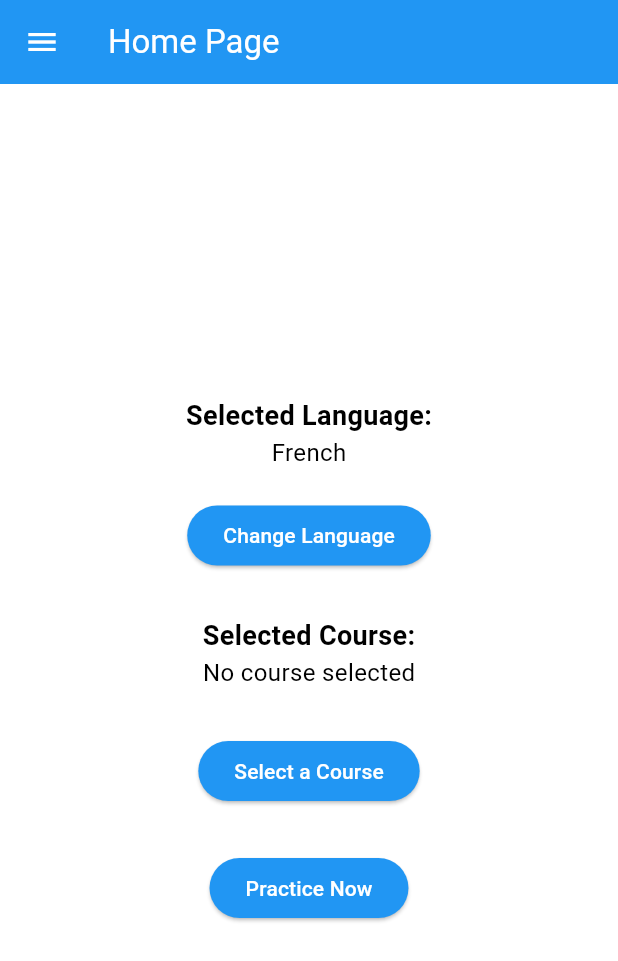
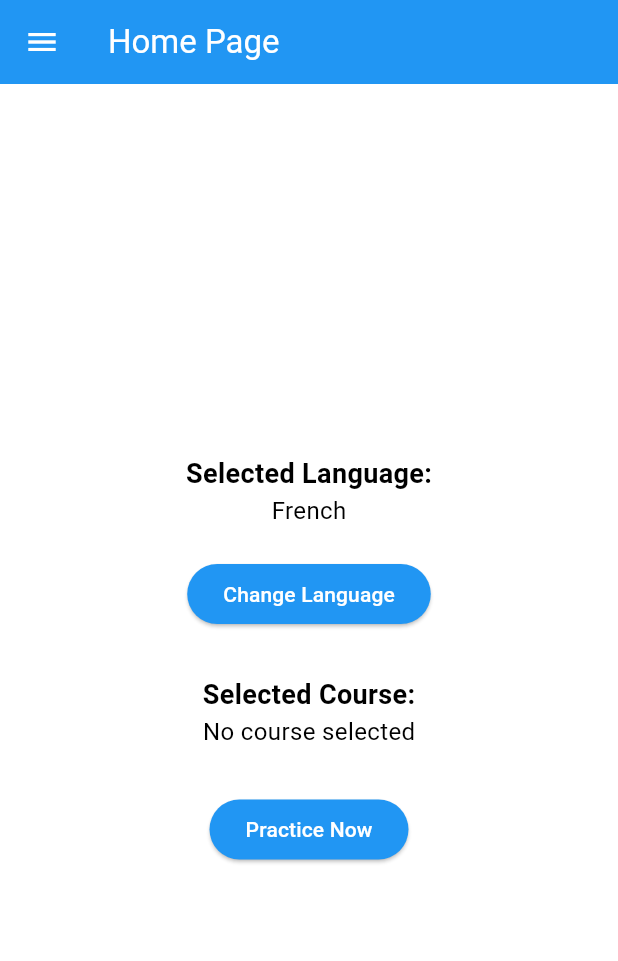
Before and after one commit to DenzelHuang/se_wmp_project, a Flutter app: the HomePage screen opened directly, on a phone screen of 412 x 824 dp. Shown: the top 961 px of the screen. Run offline on Flutter 3.47's test engine with Material 3 defaults, Android fonts, the phone set to English and light mode, and no system bars; our stand-ins replace cloud_firestore, file_picker, firebase_auth, firebase_core, flutter_tts, image_picker and 1 more; missing offline and left inert: google_mlkit_text_recognition, translator; accounts and stored records are empty.

Commit message:
Commented out course button in Home

```diff
--- a/lib/pages/home_page.dart
+++ b/lib/pages/home_page.dart
@@ -56,19 +56,19 @@ class HomePage extends StatelessWidget {
             ),
             const SizedBox(height: 30),
 
-            // Button to navigate to the course page to select a course
-            ElevatedButton(
-              onPressed: () {
-                // Navigate to the courses page
-                Navigator.push(
-                  context,
-                  MaterialPageRoute(builder: (context) => CoursesPage()),
-                );
-              },
-              child: const Text("Select a Course"),
-            ),
+            // // Button to navigate to the course page to select a course
+            // ElevatedButton(
+            //   onPressed: () {
+            //     // Navigate to the courses page
+            //     Navigator.push(
+            //       context,
+            //       MaterialPageRoute(builder: (context) => CoursesPage()),
+            //     );
+            //   },
+            //   child: const Text("Select a Course"),
+            // ),
 
-            const SizedBox(height: 30),
+            // const SizedBox(height: 30),
 
             // Button to navigate to the Practice page
             ElevatedButton(
```
